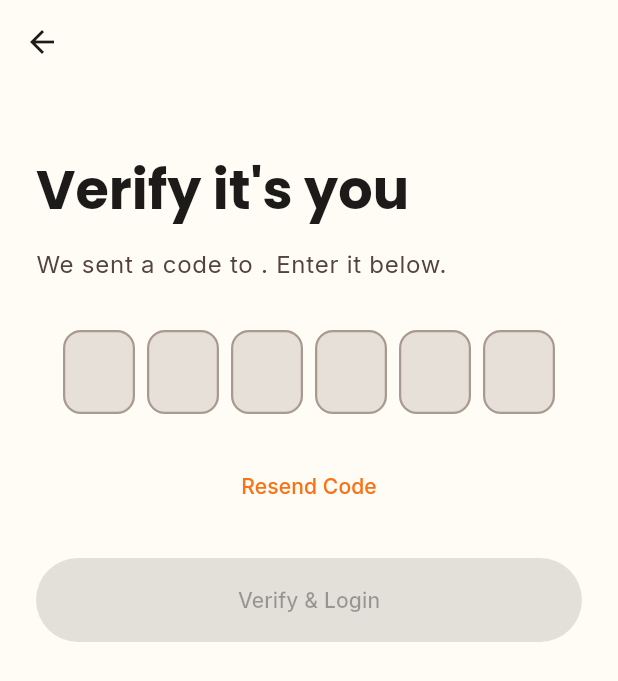
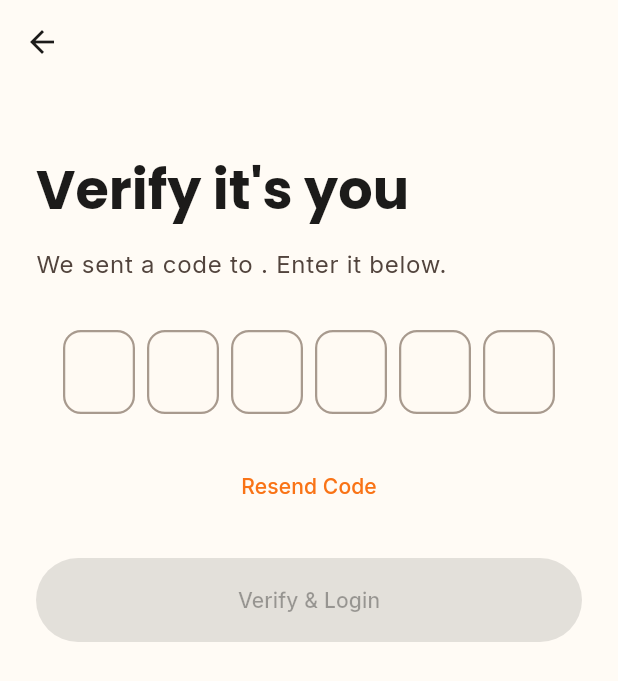
Before and after one commit to naru1790/vitalo, a Flutter app: the EmailSignInScreen screen opened by its route, swiped to page 2, on a phone screen of 412 x 824 dp. Shown: the top 681 px of the screen. Run offline on Flutter 3.47's test engine with Material 3 defaults, Android fonts, the phone set to English and light mode, and no system bars; drawn by our look-alikes of pinput; our stand-ins replace flutter_riverpod, go_router, google_fonts, google_sign_in, shared_preferences, supabase_flutter and 1 more; accounts and stored records are empty.

Commit message:
feat(theme): update input field styles for improved consistency and aesthetics

```diff
--- a/lib/core/widgets/otp_input.dart
+++ b/lib/core/widgets/otp_input.dart
@@ -34,7 +34,7 @@ class OtpInput extends StatelessWidget {
         color: colorScheme.onSurface,
       ),
       decoration: BoxDecoration(
-        color: colorScheme.surfaceContainerHighest,
+        color: colorScheme.surfaceContainerLow,
         borderRadius: BorderRadius.circular(AppSpacing.inputRadius),
         border: Border.all(
           color: hasError ? colorScheme.error : colorScheme.outline,
@@ -45,9 +45,9 @@ class OtpInput extends StatelessWidget {
 
     final focusedPinTheme = defaultPinTheme.copyWith(
       decoration: BoxDecoration(
-        color: colorScheme.surfaceContainerHighest,
+        color: colorScheme.surfaceContainerLow,
         borderRadius: BorderRadius.circular(AppSpacing.inputRadius),
-        border: Border.all(color: colorScheme.primary, width: 2),
+        border: Border.all(color: colorScheme.primary, width: 1.5),
       ),
     );
 
--- a/lib/features/auth/presentation/email_signin_screen.dart
+++ b/lib/features/auth/presentation/email_signin_screen.dart
@@ -269,11 +269,17 @@ class _EmailSignInScreenState extends State<EmailSignInScreen> {
                 ),
                 border: OutlineInputBorder(
                   borderRadius: BorderRadius.circular(AppSpacing.inputRadius),
-                  borderSide: BorderSide(color: colorScheme.outline),
+                  borderSide: BorderSide(
+                    color: colorScheme.outline,
+                    width: 1.5,
+                  ),
                 ),
                 enabledBorder: OutlineInputBorder(
                   borderRadius: BorderRadius.circular(AppSpacing.inputRadius),
-                  borderSide: BorderSide(color: colorScheme.outline),
+                  borderSide: BorderSide(
+                    color: colorScheme.outline,
+                    width: 1.5,
+                  ),
                 ),
                 focusedBorder: OutlineInputBorder(
                   borderRadius: BorderRadius.circular(AppSpacing.inputRadius),
@@ -281,14 +287,15 @@ class _EmailSignInScreenState extends State<EmailSignInScreen> {
                 ),
                 errorBorder: OutlineInputBorder(
                   borderRadius: BorderRadius.circular(AppSpacing.inputRadius),
-                  borderSide: BorderSide(color: colorScheme.error),
+                  borderSide: BorderSide(color: colorScheme.error, width: 1.5),
                 ),
                 focusedErrorBorder: OutlineInputBorder(
                   borderRadius: BorderRadius.circular(AppSpacing.inputRadius),
                   borderSide: BorderSide(color: colorScheme.error, width: 2),
                 ),
                 filled: true,
-                fillColor: colorScheme.surfaceContainerHighest,
+                fillColor: colorScheme.surfaceContainerLow,
+                floatingLabelBehavior: FloatingLabelBehavior.auto,
                 contentPadding: const EdgeInsets.symmetric(
                   horizontal: AppSpacing.lg,
                   vertical: AppSpacing.lg,
--- a/lib/features/profile/presentation/profile_screen.dart
+++ b/lib/features/profile/presentation/profile_screen.dart
@@ -377,7 +377,7 @@ class _ProfileScreenState extends State<ProfileScreen> {
             height: AppSpacing.avatarSizeLarge,
             decoration: BoxDecoration(
               shape: BoxShape.circle,
-              color: colorScheme.surfaceContainerHighest,
+              color: colorScheme.surfaceContainerLow,
               border: Border.all(color: colorScheme.primary, width: 3),
             ),
             child: Center(
@@ -904,7 +904,7 @@ class _ProfileScreenState extends State<ProfileScreen> {
           ),
           Container(
             decoration: BoxDecoration(
-              color: colorScheme.surfaceContainerHighest,
+              color: colorScheme.surfaceContainerLow,
               borderRadius: BorderRadius.circular(AppSpacing.xs),
             ),
             child: Row(
```
Also changed, not shown: lib/core/widgets/inline_editable_header.dart (+8 -2 lines).
